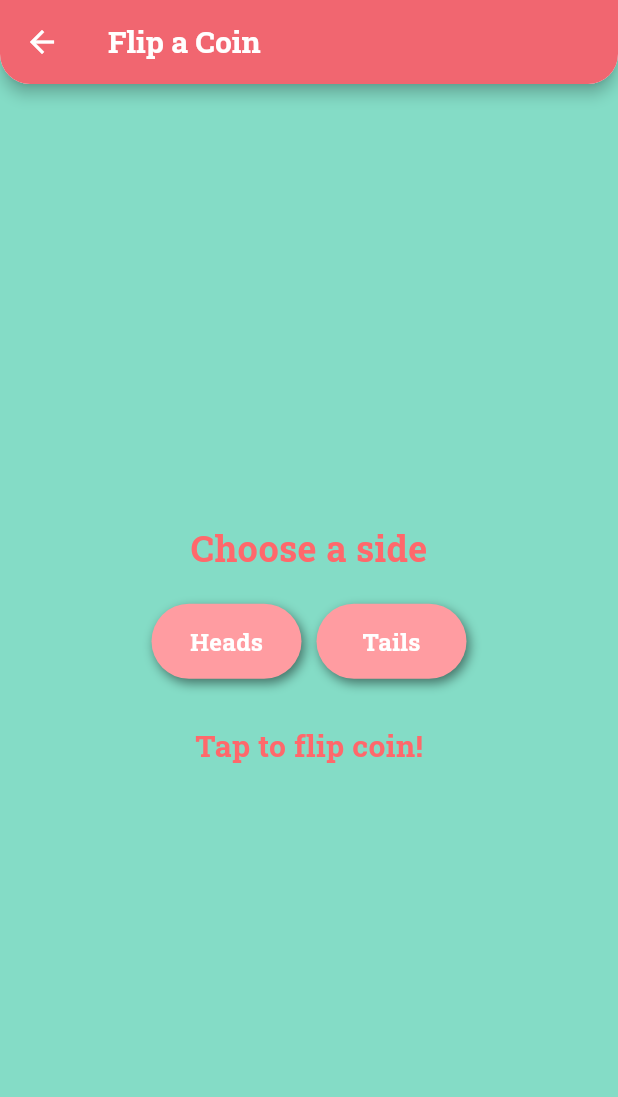
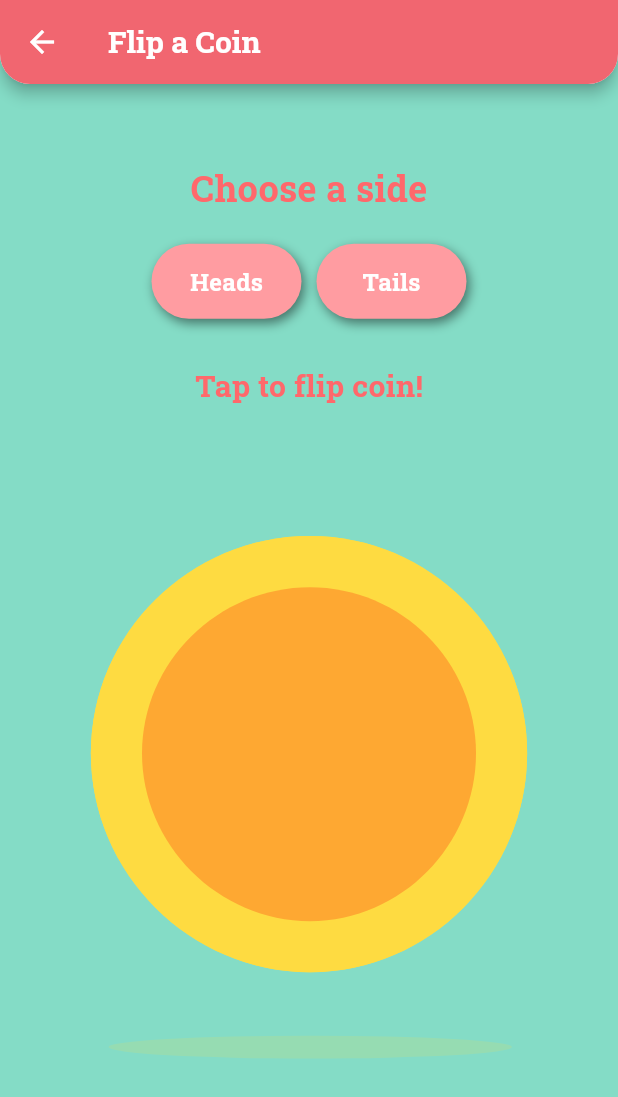
Before and after one commit to abdiel-vega/quicc, a Flutter app: the FlipACoinPage screen opened by its route, on a phone screen of 412 x 824 dp. Shown: the top 1097 px of the screen. Run offline on Flutter 3.47's test engine with Material 3 defaults, Android fonts, the light colour scheme and no system bars; our stand-ins replace crystal_navigation_bar, google_fonts, lottie, shared_preferences; accounts and stored records are empty.

Commit message:
added coin flipping animation

```diff
--- a/lib/pages/flip_a_coin.dart
+++ b/lib/pages/flip_a_coin.dart
@@ -1,6 +1,7 @@
+import 'dart:math';
 import 'package:flutter/material.dart';
+import 'package:lottie/lottie.dart';
 
-/// A stateful widget that represents a page for flipping a coin.
 class FlipACoinPage extends StatefulWidget {
   const FlipACoinPage({super.key});
 
@@ -8,18 +9,137 @@ class FlipACoinPage extends StatefulWidget {
   State<FlipACoinPage> createState() => _FlipACoinPageState();
 }
 
-class _FlipACoinPageState extends State<FlipACoinPage> {
+class _FlipACoinPageState extends State<FlipACoinPage>
+    with SingleTickerProviderStateMixin {
+  late final AnimationController _controller;
+  String? _selectedSide; // Tracks whether the user selects Heads or Tails
+  String _result = ""; // Stores the result of the coin flip
+  bool _isFlipping = false; // Prevent interaction during animation
+
+  @override
+  void initState() {
+    super.initState();
+    _controller = AnimationController(
+      vsync: this,
+      duration:
+          const Duration(seconds: 3), // Default duration for the animation
+    );
+  }
+
+  @override
+  void dispose() {
+    _controller.dispose();
+    super.dispose();
+  }
+
+  void _startAnimationLoop(int maxLoops, VoidCallback onComplete) {
+    int loopCount = 0; // Track the number of completed loops
+
+    void playNextLoop() {
+      if (loopCount < maxLoops) {
+        _controller.forward(from: 0).whenComplete(() {
+          loopCount++;
+          playNextLoop(); // Start the next loop
+        });
+      } else {
+        _controller.stop();
+        onComplete(); // Call the completion callback
+      }
+    }
+
+    playNextLoop(); // Start the first loop
+  }
+
+  void _flipCoin() {
+    if (_selectedSide == null) {
+      ScaffoldMessenger.of(context).showSnackBar(
+        const SnackBar(content: Text("Please select Heads or Tails!")),
+      );
+      return;
+    }
+
+    setState(() {
+      _isFlipping = true;
+    });
+
+    // Start the animation loop and determine the result when done
+    _startAnimationLoop(3, () {
+      setState(() {
+        _isFlipping = false; // Re-enable interaction after animation
+      });
+      _determineResult();
+    });
+  }
+
+  void _determineResult() {
+    final isHeads = Random().nextBool(); // Randomly determine heads or tails
+    final flipResult = isHeads ? "Heads" : "Tails";
+
+    setState(() {
+      _result = flipResult;
+      _isFlipping = false; // Re-enable interaction
+    });
+
+    // Show result with SnackBar
+    ScaffoldMessenger.of(context).showSnackBar(
+      SnackBar(
+        content: Text(
+          _selectedSide == _result
+              ? "You Won! It was $_result."
+              : "You Lost! It was $_result.",
+        ),
+      ),
+    );
+  }
+
+  Widget _buildChoiceButton(String side) {
+    return GestureDetector(
+      onTap: _isFlipping
+          ? null
+          : () {
+              setState(() {
+                _selectedSide = side;
+              });
+            },
+      child: Container(
+        width: 100,
+        height: 50,
+        decoration: BoxDecoration(
+          color: _selectedSide == side
+              ? const Color(0xFFFF686B)
+              : const Color(0xFFFF9CA1),
+          borderRadius: BorderRadius.circular(25),
+          boxShadow: [
+            BoxShadow(
+              color: const Color.fromARGB(123, 0, 0, 0),
+              blurRadius: 6,
+              offset: const Offset(2, 3),
+            ),
+          ],
+        ),
+        alignment: Alignment.center,
+        child: Text(
+          side,
+          style: const TextStyle(
+            color: Colors.white,
+            fontSize: 16,
+            fontWeight: FontWeight.bold,
+          ),
+        ),
+      ),
+    );
+  }
+
   @override
   Widget build(BuildContext context) {
-    // Placeholder for the widget's UI
     return Scaffold(
       backgroundColor: const Color(0xFF84DCC6),
       appBar: PreferredSize(
-        preferredSize: const Size.fromHeight(56.0), // Height of the AppBar
+        preferredSize: const Size.fromHeight(56.0),
         child: Material(
-          elevation: 4.0, // Drop shadow elevation
+          elevation: 4.0,
           borderRadius: const BorderRadius.vertical(
-            bottom: Radius.circular(20.0), // Rounds the bottom corners
+            bottom: Radius.circular(20.0),
           ),
           child: ClipRRect(
             borderRadius: const BorderRadius.vertical(
@@ -58,55 +178,9 @@ class _FlipACoinPageState extends State<FlipACoinPage> {
             Row(
               mainAxisAlignment: MainAxisAlignment.center,
               children: [
-                Container(
-                  width: 100,
-                  height: 50,
-                  decoration: BoxDecoration(
-                    color: const Color(0xFFFF9CA1),
-                    borderRadius: BorderRadius.circular(25),
-                    boxShadow: [
-                      BoxShadow(
-                        color: const Color.fromARGB(123, 0, 0, 0),
-                        blurRadius: 6,
-                        offset: const Offset(2, 3),
-                      ),
-                    ],
-                  ),
-                  alignment: Alignment.center,
-                  child: const Text(
-                    "Heads",
-                    style: TextStyle(
-                      color: Colors.white,
-                      fontSize: 16,
-                      fontWeight: FontWeight.bold,
-                    ),
-                  ),
-                ),
+                _buildChoiceButton("Heads"),
                 const SizedBox(width: 10),
-                Container(
-                  width: 100,
-                  height: 50,
-                  decoration: BoxDecoration(
-                    color: const Color(0xFFFF9CA1),
-                    borderRadius: BorderRadius.circular(25),
-                    boxShadow: [
-                      BoxShadow(
-                        color: const Color.fromARGB(123, 0, 0, 0),
-                        blurRadius: 6,
-                        offset: const Offset(2, 3),
-                      ),
-                    ],
-                  ),
-                  alignment: Alignment.center,
-                  child: const Text(
-                    "Tails",
-                    style: TextStyle(
-                      color: Colors.white,
-                      fontSize: 16,
-                      fontWeight: FontWeight.bold,
-                    ),
-                  ),
-                ),
+                _buildChoiceButton("Tails"),
               ],
             ),
             const SizedBox(height: 30),
@@ -119,6 +193,27 @@ class _FlipACoinPageState extends State<FlipACoinPage> {
               ),
             ),
             const SizedBox(height: 20),
+            GestureDetector(
+              onTap: _isFlipping ? null : _flipCoin,
+              child: Center(
+                // Centers the animation
+                child: SizedBox(
+                  width: 480, // Adjust size as necessary
+                  height: 480,
+                  child: Lottie.asset(
+                    'lib/assets/flip-coin-animation.json',
+                    controller: _controller,
+                    onLoaded: (composition) {
+                      _controller.duration = composition.duration;
+                    },
+                    fit: BoxFit.contain, // Ensures proper scaling
+                    alignment:
+                        Alignment.center, // Aligns the animation to the center
+                    repeat: false, // Play only once when tapped
+                  ),
+                ),
+              ),
+            ),
           ],
         ),
       ),
```
Also changed, not shown: lib/assets/flip-coin-animation.json (+1 -1 lines).
